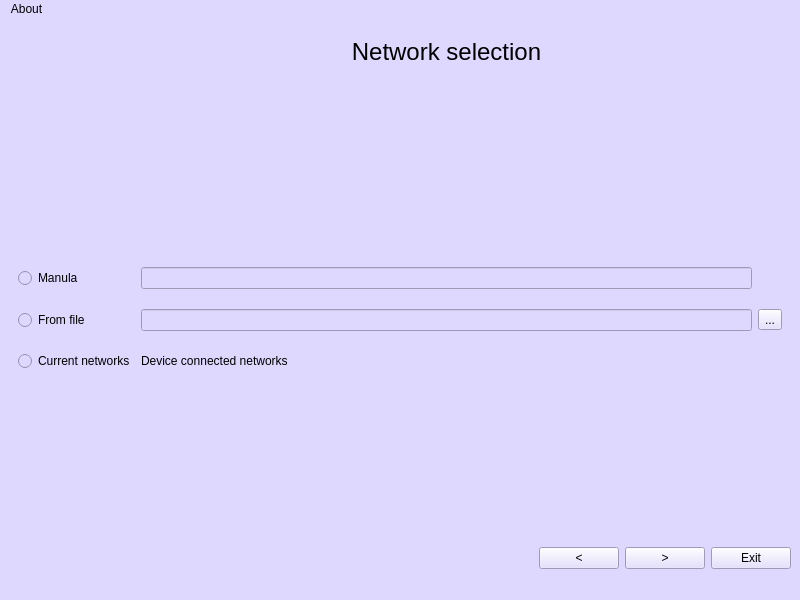
First picture: the form in mainwindow.ui, repository ilyaBoshirov/NetworkScanner, before the edit.
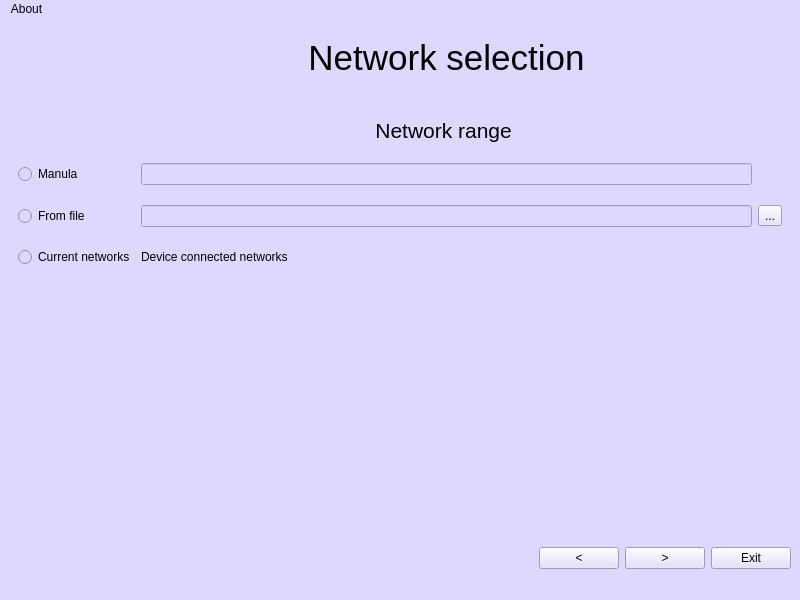
Second picture: the form after the edit. The open tabs and pages were chosen to show the change.

Diff of the .ui file:
```diff
--- a/mainwindow.ui
+++ b/mainwindow.ui
@@ -74,16 +74,6 @@
         <property name="verticalSpacing">
          <number>20</number>
         </property>
-        <item row="3" column="1">
-         <widget class="QLineEdit" name="lineEdit"/>
-        </item>
-        <item row="7" column="1">
-         <widget class="QLabel" name="label">
-          <property name="text">
-           <string>Device connected networks</string>
-          </property>
-         </widget>
-        </item>
         <item row="8" column="1">
          <spacer name="verticalSpacer">
           <property name="orientation">
@@ -97,6 +87,20 @@
           </property>
          </spacer>
         </item>
+        <item row="5" column="0">
+         <widget class="QRadioButton" name="fileRadioButton">
+          <property name="text">
+           <string>From file</string>
+          </property>
+         </widget>
+        </item>
+        <item row="7" column="0">
+         <widget class="QRadioButton" name="currentNetRadioButton">
+          <property name="text">
+           <string>Current networks</string>
+          </property>
+         </widget>
+        </item>
         <item row="5" column="2">
          <widget class="QToolButton" name="toolButton">
           <property name="text">
@@ -104,6 +108,26 @@
           </property>
          </widget>
         </item>
+        <item row="5" column="1">
+         <widget class="QLineEdit" name="fileNetworkInput"/>
+        </item>
+        <item row="7" column="1">
+         <widget class="QLabel" name="currentNetworks">
+          <property name="text">
+           <string>Device connected networks</string>
+          </property>
+         </widget>
+        </item>
+        <item row="2" column="1">
+         <widget class="QLabel" name="label">
+          <property name="text">
+           <string>&lt;html&gt;&lt;head/&gt;&lt;body&gt;&lt;p align=&quot;center&quot;&gt;&lt;span style=&quot; font-size:16pt;&quot;&gt;Network range &lt;/span&gt;&lt;/p&gt;&lt;/body&gt;&lt;/html&gt;</string>
+          </property>
+         </widget>
+        </item>
+        <item row="3" column="1">
+         <widget class="QLineEdit" name="manualNetworkInput"/>
+        </item>
         <item row="3" column="0">
          <widget class="QRadioButton" name="radioButton">
           <property name="layoutDirection">
@@ -114,16 +138,6 @@
           </property>
          </widget>
         </item>
-        <item row="7" column="0">
-         <widget class="QRadioButton" name="radioButton_2">
-          <property name="text">
-           <string>Current networks</string>
-          </property>
-         </widget>
-        </item>
-        <item row="5" column="1">
-         <widget class="QLineEdit" name="lineEdit_2"/>
-        </item>
         <item row="1" column="1">
          <widget class="Line" name="line">
           <property name="orientation">
@@ -131,21 +145,39 @@
           </property>
          </widget>
         </item>
-        <item row="5" column="0">
-         <widget class="QRadioButton" name="radioButton_3">
-          <property name="text">
-           <string>From file</string>
-          </property>
-         </widget>
-        </item>
         <item row="0" column="1">
          <widget class="QLabel" name="label_2">
           <property name="text">
-           <string>&lt;html&gt;&lt;head/&gt;&lt;body&gt;&lt;p align=&quot;center&quot;&gt;&lt;span style=&quot; font-size:18pt;&quot;&gt;Network selection&lt;/span&gt;&lt;/p&gt;&lt;/body&gt;&lt;/html&gt;</string>
+           <string>&lt;html&gt;&lt;head/&gt;&lt;body&gt;&lt;p align=&quot;center&quot;&gt;&lt;span style=&quot; font-size:26pt;&quot;&gt;Network selection&lt;/span&gt;&lt;/p&gt;&lt;/body&gt;&lt;/html&gt;</string>
           </property>
          </widget>
         </item>
-        <item row="2" column="1">
+       </layout>
+      </widget>
+      <widget class="QWidget" name="scanningTypePage">
+       <layout class="QGridLayout" name="gridLayout">
+        <item row="1" column="0">
+         <widget class="QCheckBox" name="checkBox_3">
+          <property name="text">
+           <string>Ping</string>
+          </property>
+         </widget>
+        </item>
+        <item row="2" column="0">
+         <widget class="QCheckBox" name="checkBox_2">
+          <property name="text">
+           <string>ARP</string>
+          </property>
+         </widget>
+        </item>
+        <item row="0" column="0">
+         <widget class="QLabel" name="label_3">
+          <property name="text">
+           <string>&lt;html&gt;&lt;head/&gt;&lt;body&gt;&lt;p align=&quot;center&quot;&gt;&lt;span style=&quot; font-size:26pt;&quot;&gt;Scanning type selection&lt;/span&gt;&lt;/p&gt;&lt;/body&gt;&lt;/html&gt;</string>
+          </property>
+         </widget>
+        </item>
+        <item row="4" column="0">
          <spacer name="verticalSpacer_2">
           <property name="orientation">
            <enum>Qt::Vertical</enum>
```
Left out of the diff: 35 changed lines with no effect on the pictures.
